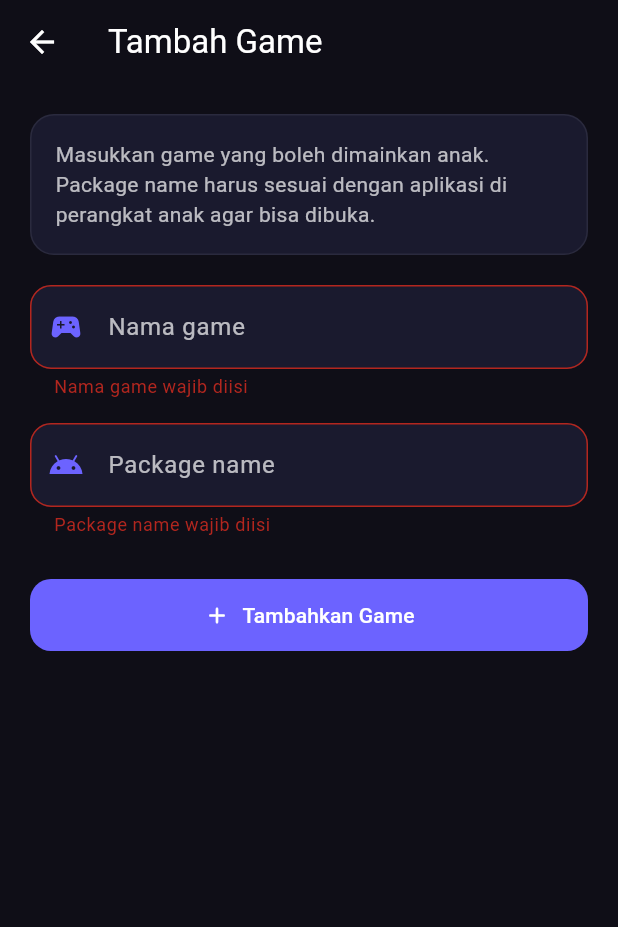
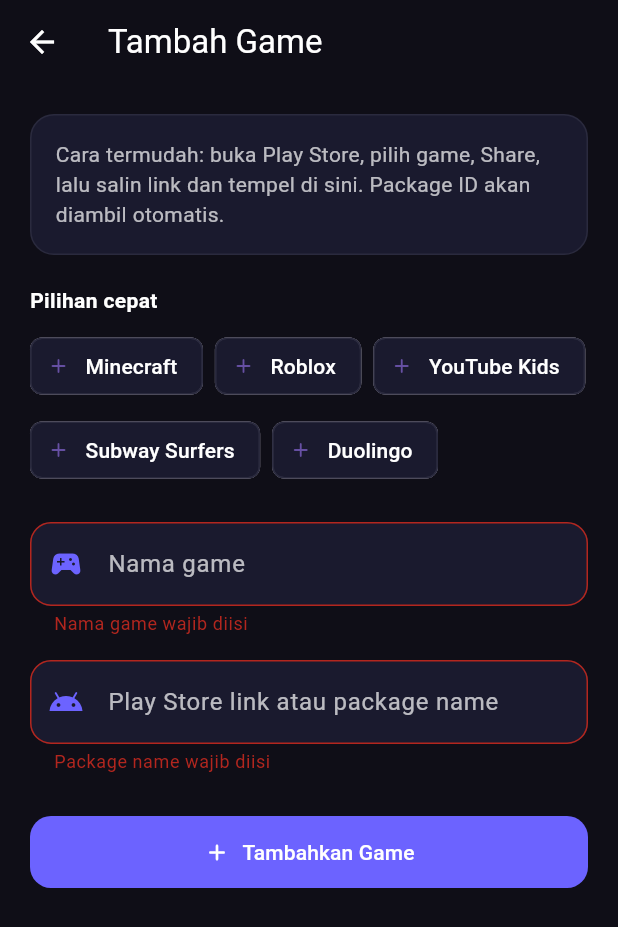
Before and after one commit to myamusashi/games_parenting_control, a Flutter app: the AddAllowedGameScreen screen opened directly with empty values, after a tap on "Tambahkan Game", on a phone screen of 412 x 824 dp. Shown: the top 927 px of the screen. Run offline on Flutter 3.47's test engine with Material 3 defaults, Android fonts, the phone set to English and light mode, and no system bars; our stand-ins replace firebase_auth, firebase_core, firebase_database, firebase_messaging, flutter_local_notifications, flutter_secure_storage and 2 more; missing offline and left inert: installed_apps, mobile_scanner, usage_stats; accounts and stored records are empty.

Commit message:
easier to add games

```diff
--- a/gamesbox_parent/lib/screens/add_allowed_game_screen.dart
+++ b/gamesbox_parent/lib/screens/add_allowed_game_screen.dart
@@ -16,6 +16,14 @@
   final _packageController = TextEditingController();
   bool _isSaving = false;
 
+  static const _suggestions = [
+    _GameSuggestion('Minecraft', 'com.mojang.minecraftpe'),
+    _GameSuggestion('Roblox', 'com.roblox.client'),
+    _GameSuggestion('YouTube Kids', 'com.google.android.apps.youtube.kids'),
+    _GameSuggestion('Subway Surfers', 'com.kiloo.subwaysurf'),
+    _GameSuggestion('Duolingo', 'com.duolingo'),
+  ];
+
   @override
   void dispose() {
     _nameController.dispose();
@@ -28,9 +36,10 @@
 
     setState(() => _isSaving = true);
     try {
+      final packageName = _extractPackageName(_packageController.text.trim());
       final game = AllowedGame(
         name: _nameController.text.trim(),
-        packageName: _packageController.text.trim(),
+        packageName: packageName,
         addedBy: 'parent',
         addedAt: DateTime.now().toUtc().toIso8601String(),
       );
@@ -58,11 +67,55 @@
   }
 
   String? _validatePackageName(String? value) {
-    final text = value?.trim() ?? '';
+    final text = _extractPackageName(value?.trim() ?? '');
     if (text.isEmpty) return 'Package name wajib diisi';
     final valid = RegExp(r'^[a-zA-Z][\w]*(\.[a-zA-Z][\w]*)+$').hasMatch(text);
-    if (!valid) return 'Contoh: com.mojang.minecraftpe';
+    if (!valid) return 'Tempel link Play Store atau package name';
     return null;
+  }
+
+  String _extractPackageName(String input) {
+    if (input.isEmpty) return '';
+
+    final uri = Uri.tryParse(input);
+    final id = uri?.queryParameters['id'];
+    if (id != null && id.isNotEmpty) return id.trim();
+
+    final match = RegExp(r'id=([^&\s]+)').firstMatch(input);
+    if (match != null) return Uri.decodeComponent(match.group(1)!);
+
+    return input.trim();
+  }
+
+  String _guessNameFromPackage(String packageName) {
+    final last = packageName.split('.').last;
+    return last
+        .replaceAll(RegExp(r'[_-]+'), ' ')
+        .split(' ')
+        .where((part) => part.isNotEmpty)
+        .map((part) => part[0].toUpperCase() + part.substring(1))
+        .join(' ');
+  }
+
+  void _useSuggestion(_GameSuggestion suggestion) {
+    setState(() {
+      _nameController.text = suggestion.name;
+      _packageController.text = suggestion.packageName;
+    });
+  }
+
+  void _normalizePackageInput(String value) {
+    final packageName = _extractPackageName(value);
+    if (packageName != value && packageName.isNotEmpty) {
+      _packageController.value = TextEditingValue(
+        text: packageName,
+        selection: TextSelection.collapsed(offset: packageName.length),
+      );
+    }
+
+    if (_nameController.text.trim().isEmpty && packageName.contains('.')) {
+      _nameController.text = _guessNameFromPackage(packageName);
+    }
   }
 
   @override
@@ -87,11 +140,34 @@
                 border: Border.all(color: const Color(0xFF2A2A3E)),
               ),
               child: const Text(
-                'Masukkan game yang boleh dimainkan anak. Package name harus sesuai dengan aplikasi di perangkat anak agar bisa dibuka.',
+                'Cara termudah: buka Play Store, pilih game, Share, lalu salin link dan tempel di sini. Package ID akan diambil otomatis.',
                 style: TextStyle(color: Colors.white70, height: 1.4),
               ),
             ),
             const SizedBox(height: 20),
+            const Text(
+              'Pilihan cepat',
+              style: TextStyle(
+                color: Colors.white,
+                fontWeight: FontWeight.w700,
+              ),
+            ),
+            const SizedBox(height: 10),
+            Wrap(
+              spacing: 8,
+              runSpacing: 8,
+              children: _suggestions.map((suggestion) {
+                return ActionChip(
+                  label: Text(suggestion.name),
+                  avatar: const Icon(Icons.add_rounded, size: 16),
+                  onPressed: () => _useSuggestion(suggestion),
+                  backgroundColor: const Color(0xFF1A1A2E),
+                  labelStyle: const TextStyle(color: Colors.white),
+                  side: const BorderSide(color: Color(0xFF2A2A3E)),
+                );
+              }).toList(),
+            ),
+            const SizedBox(height: 24),
             TextFormField(
               controller: _nameController,
               style: const TextStyle(color: Colors.white),
@@ -116,10 +192,11 @@
               autocorrect: false,
               enableSuggestions: false,
               decoration: _inputDecoration(
-                label: 'Package name',
-                hint: 'com.mojang.minecraftpe',
+                label: 'Play Store link atau package name',
+                hint: 'https://play.google.com/store/apps/details?id=com...',
                 icon: Icons.android_rounded,
               ),
+              onChanged: _normalizePackageInput,
               validator: _validatePackageName,
               onFieldSubmitted: (_) => _save(),
             ),
@@ -173,3 +250,10 @@
     );
   }
 }
+
+class _GameSuggestion {
+  final String name;
+  final String packageName;
+
+  const _GameSuggestion(this.name, this.packageName);
+}
```
